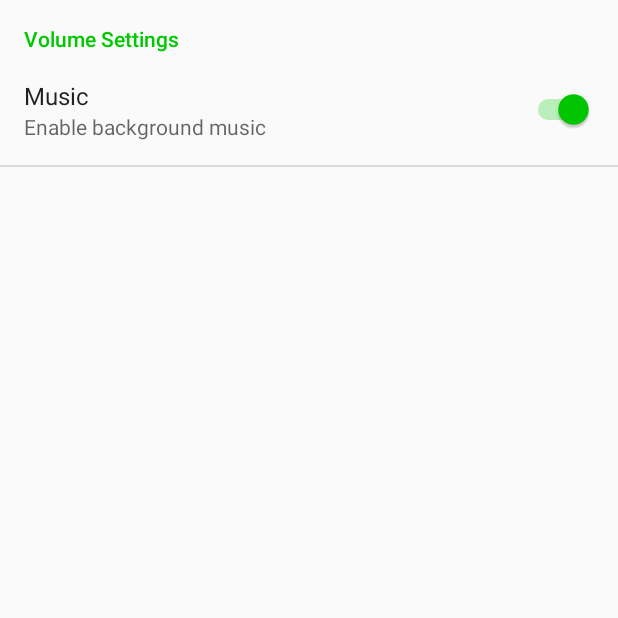
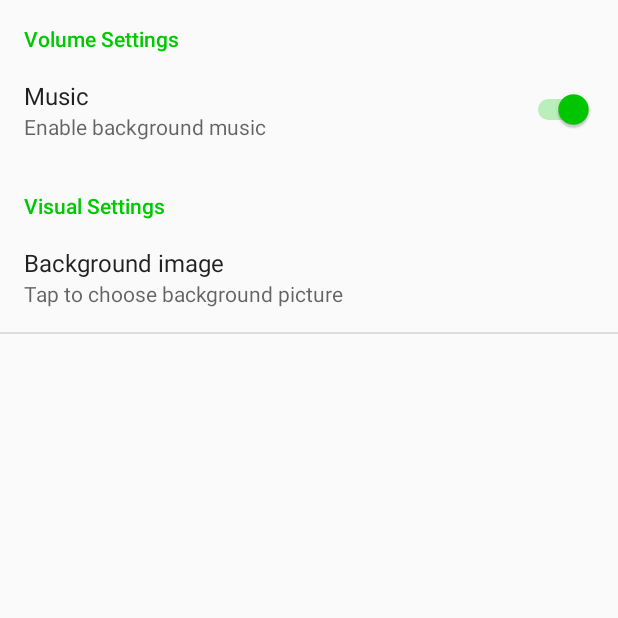
Before and after one commit to zoxal/7ate9-client, an Android app: the SettingsActivity screen opened directly, with no data from a screen before it, on a phone screen of 412 x 824 dp, the top half of it. Run offline under Robolectric (Android 15) with nearby library versions, the phone set to English and light mode, and no system bars; 1 statement that could not run was skipped.

Commit message:
Added background picture preference.

```diff
--- a/app/src/main/java/com/yatty/sevenatenine/client/GameActivity.java
+++ b/app/src/main/java/com/yatty/sevenatenine/client/GameActivity.java
@@ -8,6 +8,7 @@ import android.graphics.drawable.Drawable;
 import android.os.Bundle;
 import android.os.Handler;
 import android.os.Vibrator;
+import android.support.constraint.ConstraintLayout;
 import android.support.v4.content.ContextCompat;
 import android.support.v7.app.AppCompatActivity;
 import android.util.Log;
@@ -196,6 +197,8 @@ public class GameActivity extends AppCompatActivity {
         hideStatusBar();
         super.onCreate(savedInstanceState);
         setContentView(R.layout.activity_game);
+        ConstraintLayout parentLayout = findViewById(R.id.cl_main_layout);
+        parentLayout.setBackground(ApplicationSettings.getBackgroundPicture(this));
         GameStartedNotification gameStartedNotification = getIntent().getParcelableExtra(EXTRA_GAME_STARTED_EVENT);
         initUi(gameStartedNotification);
         mTopCard = gameStartedNotification.getFirstCard();
--- a/app/src/main/res/layout/activity_game.xml
+++ b/app/src/main/res/layout/activity_game.xml
@@ -3,7 +3,7 @@
     xmlns:android="http://schemas.android.com/apk/res/android"
     xmlns:app="http://schemas.android.com/apk/res-auto"
     xmlns:tools="http://schemas.android.com/tools"
-    android:id="@+id/rl_main_layout"
+    android:id="@+id/cl_main_layout"
     android:layout_width="match_parent"
     android:layout_height="match_parent"
     android:background="@drawable/table"
--- a/app/src/main/res/values/arrays.xml
+++ b/app/src/main/res/values/arrays.xml
@@ -5,10 +5,14 @@
         <item>3</item>
         <item>4</item>
     </string-array>
-    <string-array name="backgrounds_list">
+    <string-array name="background_pictures">
         <item>Wood</item>
+        <item>Gray</item>
+        <item>Red</item>
     </string-array>
-    <string name="backgrounds_list_default">
-        <item>Wood</item>>
-    </string>>
+    <integer-array name="values_background_pictures">
+        <item>@drawable/table</item>
+        <item>@drawable/shirt</item>
+        <item>@drawable/b1</item>
+    </integer-array>
 </resources>
--- a/app/src/main/res/xml/preference.xml
+++ b/app/src/main/res/xml/preference.xml
@@ -9,4 +9,17 @@
             android:summary="Enable background music"
             android:title="Music"/>
     </PreferenceCategory>
+
+    <PreferenceCategory
+        android:title="Visual Settings">
+        <ListPreference
+            android:defaultValue="1"
+            android:dialogTitle="Choose background picture"
+            android:entries="@array/background_pictures"
+            android:entryValues="@array/values_background_pictures"
+            android:key="@string/key_background_picture"
+            android:summary="Tap to choose background picture"
+            android:title="Background image"
+            />
+    </PreferenceCategory>
 </PreferenceScreen>
```
Also changed, not shown: app/src/main/java/com/yatty/sevenatenine/client/ApplicationSettings.java (+11 -1 lines).
